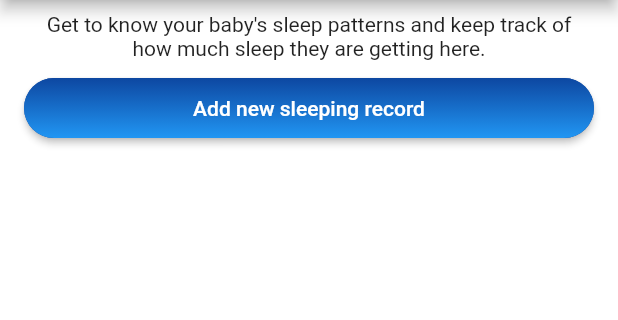
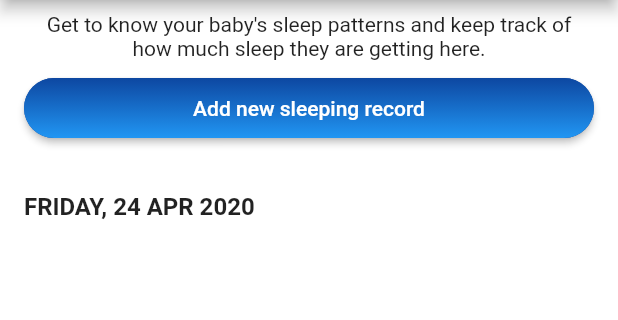
Before and after one commit to jarekb123/flutter_sleep_tracker, a Flutter app: the screen it shows after launch, on a phone screen of 412 x 824 dp, the part 84-404 px from its top. Run offline on Flutter 3.47's test engine with Material 2 defaults, Android fonts, the phone set to English and light mode, and no system bars; our stand-ins replace freezed_annotation; generated files the repository leaves out were written again.

Commit message:
styling CurrentDateHeader

```diff
--- a/lib/feature/home/home_widget.dart
+++ b/lib/feature/home/home_widget.dart
@@ -3,6 +3,7 @@ import 'package:intl/intl.dart';
 import 'package:provider/provider.dart';
 import 'package:sleeptracker/shared_widgets/buttons.dart';
 import 'package:sleeptracker/utils/date_utils.dart';
+import 'package:sleeptracker/theme.dart';
 
 class HomeWidget extends StatelessWidget {
   const HomeWidget({Key key}) : super(key: key);
@@ -16,6 +17,7 @@ class HomeWidget extends StatelessWidget {
       body: Padding(
         padding: const EdgeInsets.symmetric(horizontal: 16.0),
         child: Column(
+          crossAxisAlignment: CrossAxisAlignment.start,
           children: [
             const SizedBox(height: 8),
             const Padding(
@@ -30,6 +32,8 @@ class HomeWidget extends StatelessWidget {
               onPressed: () {},
               child: const Text('Add new sleeping record'),
             ),
+            const SizedBox(height: 32),
+            const CurrentDateHeader(),
             const SizedBox(height: 32),
           ],
         ),
@@ -49,6 +53,9 @@ class CurrentDateHeader extends StatelessWidget {
   Widget build(BuildContext context) {
     final DateUtils dateUtils = Provider.of(context);
 
-    return Text(_formatDate(dateUtils.now()));
+    return Text(
+      _formatDate(dateUtils.now()),
+      style: Theme.of(context).textTheme.subhead.bolded,
+    );
   }
 }
--- a/lib/main.dart
+++ b/lib/main.dart
@@ -1,6 +1,8 @@
 import 'package:flutter/material.dart';
+import 'package:provider/provider.dart';
 import 'package:sleeptracker/feature/home/home_widget.dart';
 import 'package:sleeptracker/theme.dart';
+import 'package:sleeptracker/utils/date_utils.dart';
 
 void main() => runApp(MyApp());
 
@@ -8,13 +10,29 @@ class MyApp extends StatelessWidget {
   // This widget is the root of your application.
   @override
   Widget build(BuildContext context) {
-    return MaterialApp(
+    return GlobalProviders(
+      child: MaterialApp(
         title: 'Flutter Demo',
         theme: ThemeData.light(),
         builder: (context, widget) {
           return ThemeProvider(child: widget);
         },
         home: const HomeWidget(),
+      ),
     );
   }
 }
+
+class GlobalProviders extends StatelessWidget {
+  const GlobalProviders({Key key, @required this.child}) : super(key: key);
+
+  final Widget child;
+
+  @override
+  Widget build(BuildContext context) {
+    return MultiProvider(
+      providers: [Provider.value(value: DateUtils())],
+      child: child,
+    );
+  }
+}
--- a/lib/theme.dart
+++ b/lib/theme.dart
@@ -26,3 +26,7 @@ class ThemeProvider extends StatelessWidget {
     );
   }
 }
+
+extension TextStyleExtension on TextStyle {
+  TextStyle get bolded => copyWith(fontWeight: FontWeight.bold);
+}
```
Lines whose indentation alone changed are shown as unchanged.
